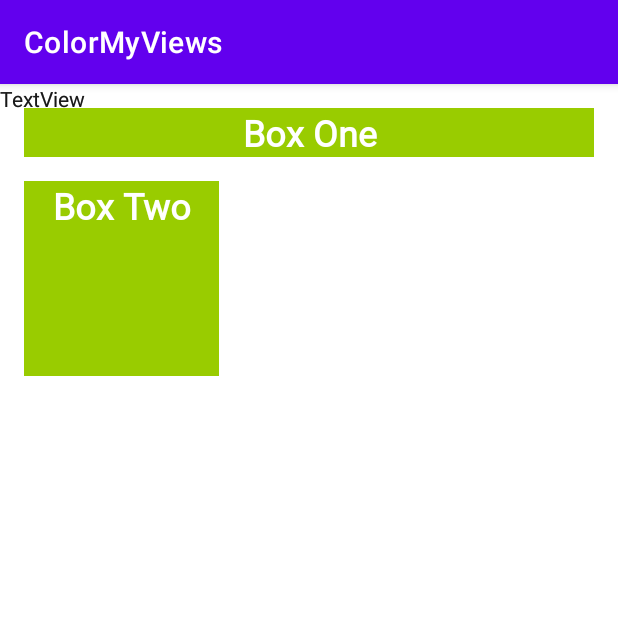
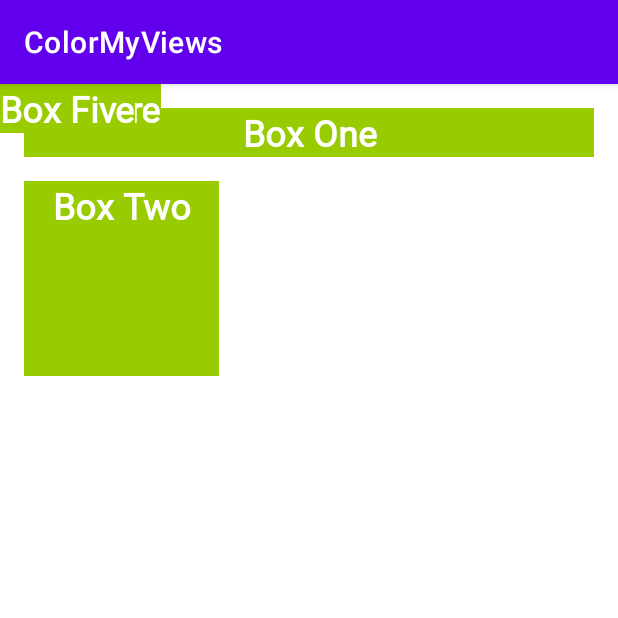
Before and after one commit to t179a/ColorMyViews, an Android app: the screen it shows after launch (MainActivity), on a phone screen of 412 x 824 dp, the top half of it. Run offline under Robolectric (Android 15) with nearby library versions, the phone set to English and light mode, and no system bars.

Commit message:
set the attributes for the new text views.

```diff
--- a/app/src/main/res/layout/activity_main.xml
+++ b/app/src/main/res/layout/activity_main.xml
@@ -31,26 +31,29 @@
         app:layout_constraintTop_toBottomOf="@+id/box_one_text" />
 
     <TextView
-        android:id="@+id/textView2"
+        android:id="@+id/box_three_text"
+        style="@style/whiteBox"
         android:layout_width="wrap_content"
         android:layout_height="wrap_content"
-        android:text="TextView"
+        android:text="@string/box_three"
         tools:layout_editor_absoluteX="249dp"
         tools:layout_editor_absoluteY="70dp" />
 
     <TextView
-        android:id="@+id/textView3"
+        android:id="@+id/box_four_text"
+        style="@style/whiteBox"
         android:layout_width="wrap_content"
         android:layout_height="wrap_content"
-        android:text="TextView"
+        android:text="@string/box_four"
         tools:layout_editor_absoluteX="249dp"
         tools:layout_editor_absoluteY="131dp" />
 
     <TextView
-        android:id="@+id/textView4"
+        android:id="@+id/box_five_text"
+        style="@style/whiteBox"
         android:layout_width="wrap_content"
         android:layout_height="wrap_content"
-        android:text="TextView"
+        android:text="@string/box_five"
         tools:layout_editor_absoluteX="248dp"
         tools:layout_editor_absoluteY="243dp" />
 
```
